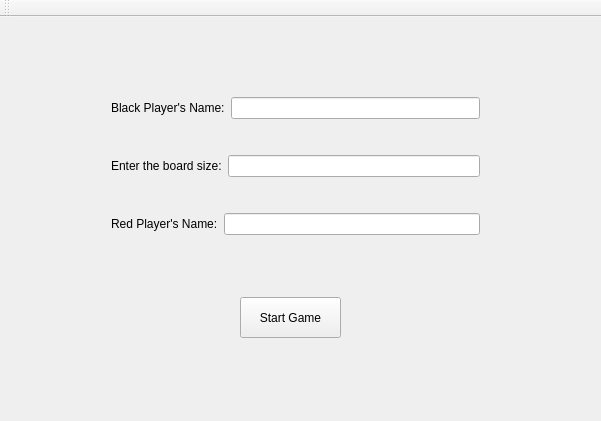
Before: the Qt Designer form Twixt/Twixt/MainWindow.ui in Trudy782/InfiniteLoopers, drawn with Qt 5.
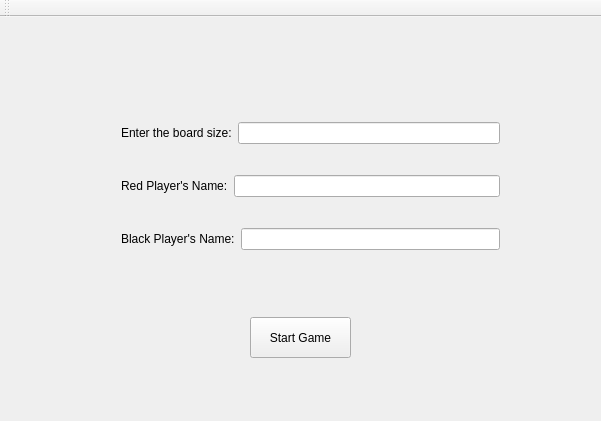
After: the same form once the commit is applied.

Commit message: Am adaptat constructorul din clasa Game pentru a prelua datele din GUI pentru size si playerNames.

What changed in the file:
```diff
--- a/Twixt/Twixt/MainWindow.ui
+++ b/Twixt/Twixt/MainWindow.ui
@@ -17,30 +17,16 @@
    <widget class="QWidget" name="verticalLayoutWidget">
     <property name="geometry">
      <rect>
-      <x>100</x>
-      <y>40</y>
-      <width>391</width>
-      <height>221</height>
+      <x>110</x>
+      <y>70</y>
+      <width>401</width>
+      <height>201</height>
      </rect>
     </property>
     <layout class="QVBoxLayout" name="verticalLayout">
      <property name="spacing">
       <number>7</number>
      </property>
-     <item>
-      <layout class="QHBoxLayout" name="horizontalLayout_3">
-       <item>
-        <widget class="QLabel" name="lblBlackName">
-         <property name="text">
-          <string>Black Player's Name:</string>
-         </property>
-        </widget>
-       </item>
-       <item>
-        <widget class="QLineEdit" name="txtBlackName"/>
-       </item>
-      </layout>
-     </item>
      <item>
       <layout class="QHBoxLayout" name="horizontalLayout">
        <item>
@@ -69,13 +55,27 @@
        </item>
       </layout>
      </item>
+     <item>
+      <layout class="QHBoxLayout" name="horizontalLayout_3">
+       <item>
+        <widget class="QLabel" name="lblBlackName">
+         <property name="text">
+          <string>Black Player's Name:</string>
+         </property>
+        </widget>
+       </item>
+       <item>
+        <widget class="QLineEdit" name="txtBlackName"/>
+       </item>
+      </layout>
+     </item>
     </layout>
    </widget>
    <widget class="QPushButton" name="btnStartGame">
     <property name="geometry">
      <rect>
-      <x>240</x>
-      <y>280</y>
+      <x>250</x>
+      <y>300</y>
       <width>101</width>
       <height>41</height>
      </rect>
```
The commit also changes 5 other files.
